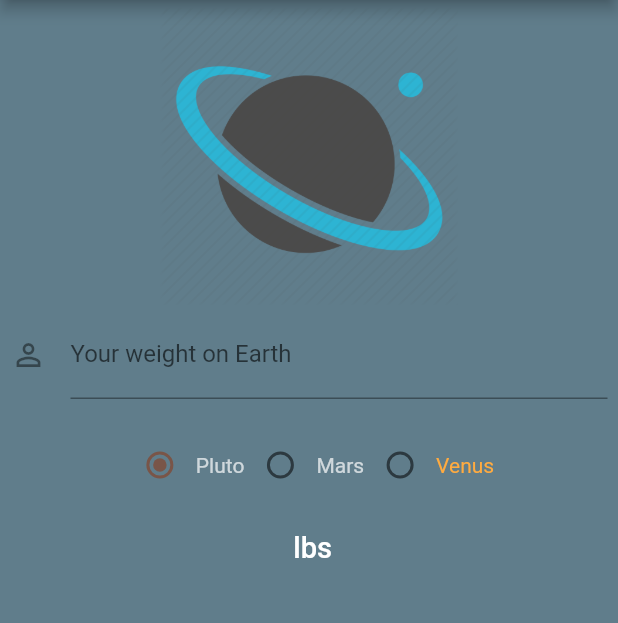
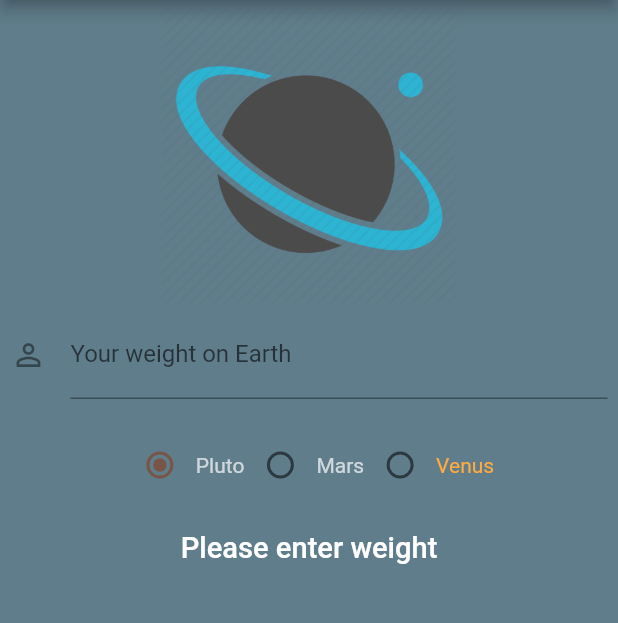
Before and after one commit to punch872/Flutter_Projects, a Flutter app: the screen it shows after launch, on a phone screen of 412 x 824 dp, the part 84-707 px from its top. Run offline on Flutter 3.47's test engine with Material 2 defaults, Android fonts, the phone set to English and light mode, and no system bars.

Commit message:
update value
auto update value

```diff
--- a/planet_x/lib/ui/home.dart
+++ b/planet_x/lib/ui/home.dart
@@ -106,7 +106,8 @@ class HomeState extends State<Home>{
                     ],
                   ),
                   new Padding(padding: new EdgeInsets.all(10.0)),
-                  new Text('$_formatText lbs',
+                  new Text
+                    (_weightController.text.isEmpty? "Please enter weight":'$_formatText lbs',//'$_formatText lbs',
                     style: new TextStyle(color: Colors.white,fontSize: 19.4,
                         fontWeight: FontWeight.w500),
                   )
@@ -129,11 +130,3 @@ double calculateWeight(String weight,double multiplier){
   }
 
 }
-
-class test extends State<Home>{
-  @override
-  Widget build(BuildContext context) {
-    // TODO: implement build
-  }
-
-}
```
Also changed, not shown: 1 other file.
